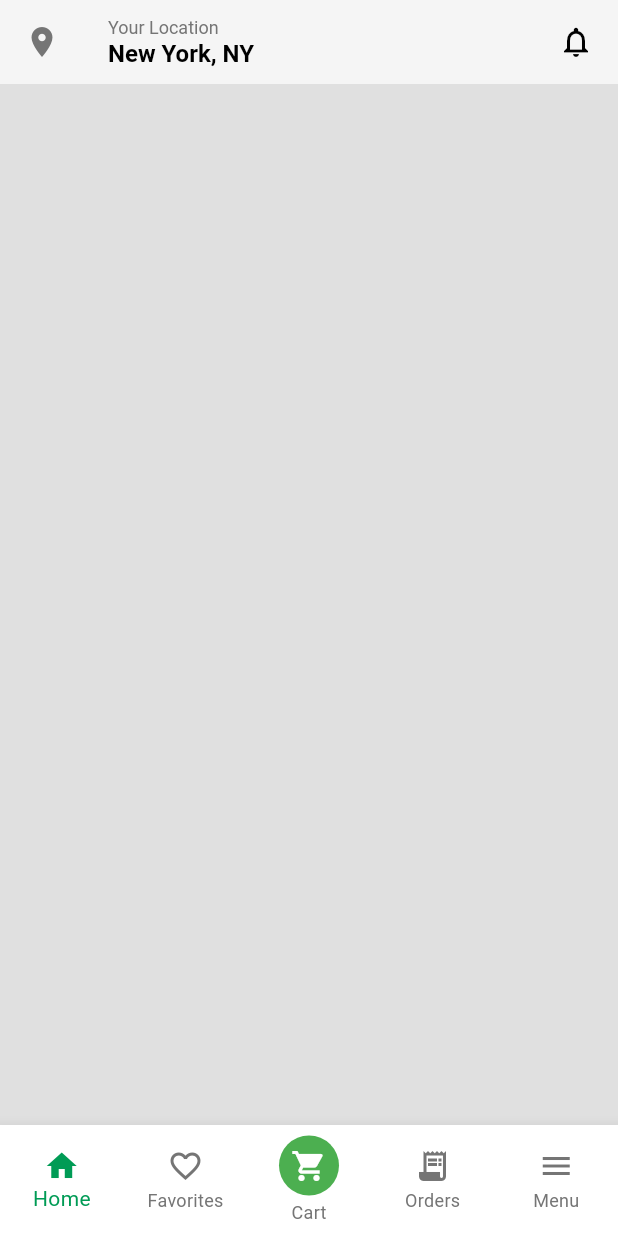
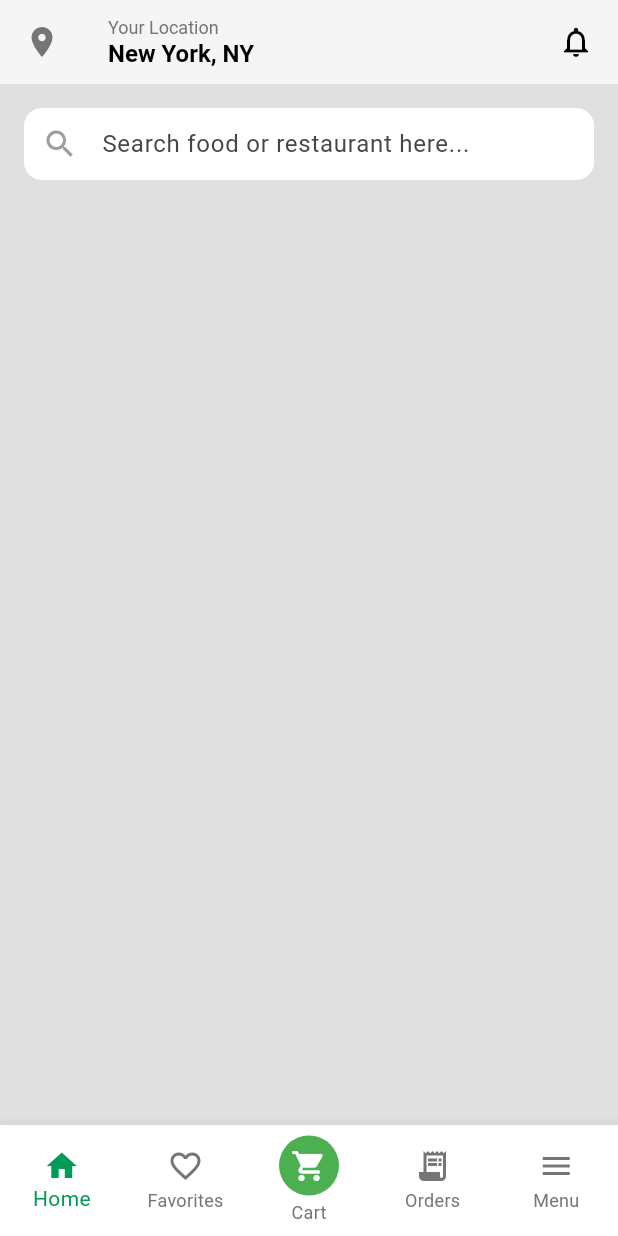
Before and after one commit to Tahsin007/Food-App-Flutter-Bloc-Clean-Architecture, a Flutter app: the screen it shows after launch, on a phone screen of 412 x 824 dp. Run offline on Flutter 3.47's test engine with Material 3 defaults, Android fonts, the phone set to English and light mode, and no system bars; our stand-ins replace bloc, google_fonts.

Commit message:
App Search bar section is done

```diff
--- a/lib/features/Home/Presentation/pages/home.dart
+++ b/lib/features/Home/Presentation/pages/home.dart
@@ -1,5 +1,6 @@
 import 'package:flutter/material.dart';
 import 'package:stack_food/core/theme/app_pallete.dart';
+import 'package:stack_food/features/Home/Presentation/pages/widgets/app_search_bar.dart';
 import 'package:stack_food/features/Home/Presentation/pages/widgets/bottom_nav.dart';
 
 class StackFoodHome extends StatefulWidget {
@@ -16,6 +17,13 @@ class _StackFoodHomeState extends State<StackFoodHome> {
       backgroundColor: AppPallete.lightGray,
       appBar: _buildAppBar(),
       bottomNavigationBar: const AppBottomNav(),
+      body: SingleChildScrollView(
+        child: Column(
+          children: [
+            AppSearchBar(hintText: "Search food or restaurant here..."),
+          ],
+        ),
+      ),
     );
   }
 
--- /dev/null
+++ b/lib/features/Home/Presentation/pages/widgets/app_search_bar.dart
@@ -0,0 +1,32 @@
+import 'package:flutter/material.dart';
+
+class AppSearchBar extends StatelessWidget {
+  final String hintText;
+  final Function(String)? onChanged;
+  final Function(String)? onSubmitted;
+  final TextEditingController? controller;
+  const AppSearchBar({super.key, required this.hintText, this.onChanged, this.onSubmitted, this.controller});
+
+  @override
+  Widget build(BuildContext context) {
+      return Container(
+      padding: EdgeInsets.all(16),
+      child: TextField(
+        onChanged: onChanged,
+        onSubmitted: onSubmitted,
+        controller: controller ?? TextEditingController(),
+        decoration: InputDecoration(
+          hintText: hintText,
+          prefixIcon: Icon(Icons.search, color: Colors.grey),
+          border: OutlineInputBorder(
+            borderRadius: BorderRadius.circular(12),
+            borderSide: BorderSide.none,
+          ),
+          filled: true,
+          fillColor: Colors.white,
+          contentPadding: EdgeInsets.symmetric(horizontal: 16, vertical: 12),
+        ),
+      ),
+    );
+  }
+}
```
